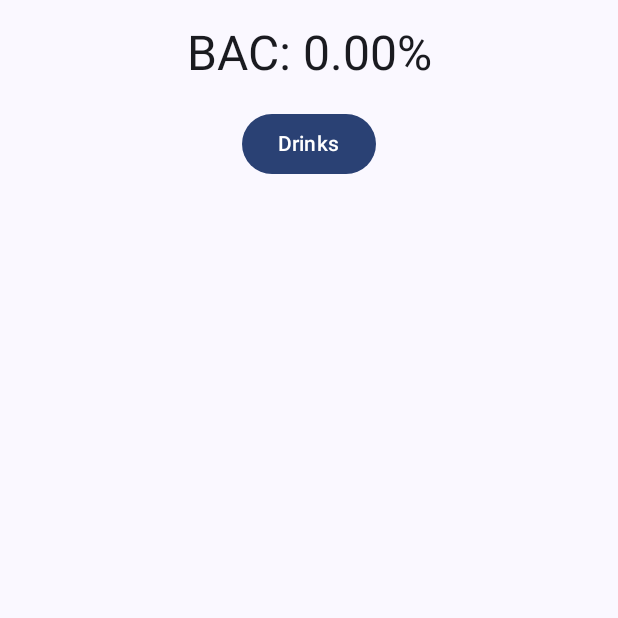
After one commit to khakomaki/Drinkify, an Android app built with Jetpack Compose: the composable MainScreen called with empty values, on a phone screen of 412 x 824 dp, the top half of it. The commit adds this screen. Run offline under Robolectric (Android 15) with nearby library versions, the phone set to English and light mode, and no system bars.

Commit message:
Added navigation and main screen with BAC meter

```diff
--- a/app/build.gradle.kts
+++ b/app/build.gradle.kts
@@ -49,6 +49,7 @@ dependencies {
     implementation(libs.androidx.ui.graphics)
     implementation(libs.androidx.ui.tooling.preview)
     implementation(libs.androidx.material3)
+    implementation(libs.androidx.navigation.compose)
     testImplementation(libs.junit)
     androidTestImplementation(libs.androidx.junit)
     androidTestImplementation(libs.androidx.espresso.core)
--- a/app/src/main/java/com/example/drinkify/MainActivity.kt
+++ b/app/src/main/java/com/example/drinkify/MainActivity.kt
@@ -12,6 +12,7 @@ import androidx.room.Room
 import com.example.drinkify.core.database.DrinkDatabase
 import com.example.drinkify.drinks.DrinkScreen
 import com.example.drinkify.drinks.DrinkViewModel
+import com.example.drinkify.navi.AppNavigation
 
 class MainActivity : ComponentActivity() {
     private val db by lazy {
@@ -34,7 +35,8 @@ class MainActivity : ComponentActivity() {
         super.onCreate(savedInstanceState)
         setContent {
             val state by viewModel.state.collectAsState()
-            DrinkScreen(state = state, onEvent = viewModel::onEvent)
+            // DrinkScreen(state = state, onEvent = viewModel::onEvent)
+            AppNavigation(viewModel = viewModel)
         }
     }
 }
--- a/app/src/main/java/com/example/drinkify/drinks/DrinkState.kt
+++ b/app/src/main/java/com/example/drinkify/drinks/DrinkState.kt
@@ -11,5 +11,6 @@ data class DrinkState(
     val isDeletingDrink: Boolean = false,
     val isEditingDrink: Boolean = false,
     val selectedDrink: Drink? = null,
-    val sortType: SortType = SortType.NAME
+    val sortType: SortType = SortType.NAME,
+    val BAC: Float = 0f
 )
--- /dev/null
+++ b/app/src/main/java/com/example/drinkify/mainscreen/MainScreen.kt
@@ -0,0 +1,37 @@
+package com.example.drinkify.mainscreen
+
+import androidx.compose.foundation.layout.Arrangement
+import androidx.compose.foundation.layout.Column
+import androidx.compose.foundation.layout.fillMaxWidth
+import androidx.compose.foundation.layout.padding
+import androidx.compose.material3.Button
+import androidx.compose.material3.MaterialTheme
+import androidx.compose.material3.Text
+import androidx.compose.runtime.Composable
+import androidx.compose.ui.Alignment
+import androidx.compose.ui.Modifier
+import androidx.compose.ui.unit.dp
+
+@Composable
+fun MainScreen(
+    BAC: Float,
+    onNavigateToDrinks: () -> Unit,
+    modifier: Modifier = Modifier
+) {
+    Column(
+        verticalArrangement = Arrangement.spacedBy(16.dp),
+        horizontalAlignment = Alignment.CenterHorizontally,
+        modifier = modifier.fillMaxWidth().padding(16.dp)
+    ) {
+        // BAC meter
+        Text(
+            text = "BAC: ${"%.2f".format(BAC)}%",
+            style = MaterialTheme.typography.headlineLarge
+        )
+
+        // Navigation
+        Button(onClick = onNavigateToDrinks) {
+            Text("Drinks")
+        }
+    }
+}
--- a/gradle/libs.versions.toml
+++ b/gradle/libs.versions.toml
@@ -8,6 +8,7 @@ espressoCore = "3.5.1"
 lifecycleRuntimeKtx = "2.6.1"
 activityCompose = "1.8.0"
 composeBom = "2024.04.01"
+navigationCompose = "2.8.5"
 
 [libraries]
 androidx-core-ktx = { group = "androidx.core", name = "core-ktx", version.ref = "coreKtx" }
@@ -24,6 +25,7 @@ androidx-ui-tooling-preview = { group = "androidx.compose.ui", name = "ui-toolin
 androidx-ui-test-manifest = { group = "androidx.compose.ui", name = "ui-test-manifest" }
 androidx-ui-test-junit4 = { group = "androidx.compose.ui", name = "ui-test-junit4" }
 androidx-material3 = { group = "androidx.compose.material3", name = "material3" }
+androidx-navigation-compose = { group = "androidx.navigation", name = "navigation-compose", version.ref = "navigationCompose" }
 
 [plugins]
 android-application = { id = "com.android.application", version.ref = "agp" }
```
Also changed, not shown: app/src/main/java/com/example/drinkify/drinks/DrinkViewModel.kt (+20 -0 lines), app/src/main/java/com/example/drinkify/navi/AppNavigation.kt (added, +32 -0 lines).
